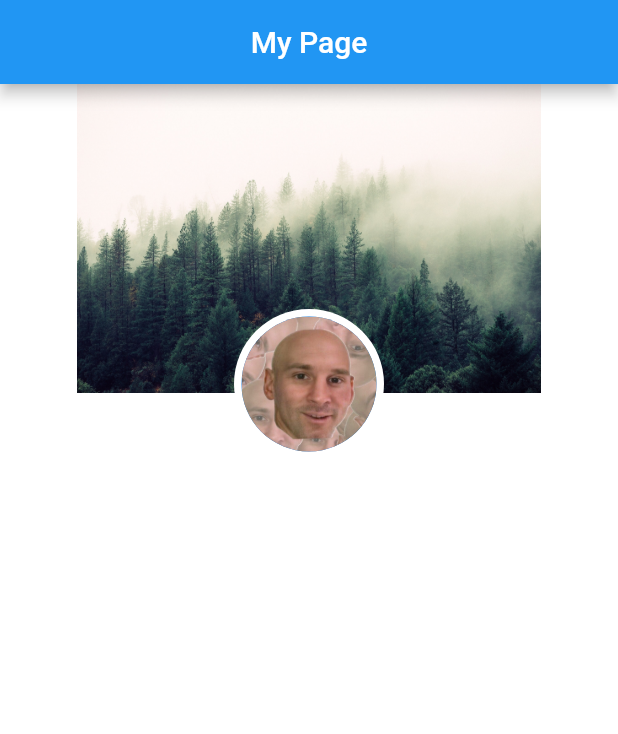
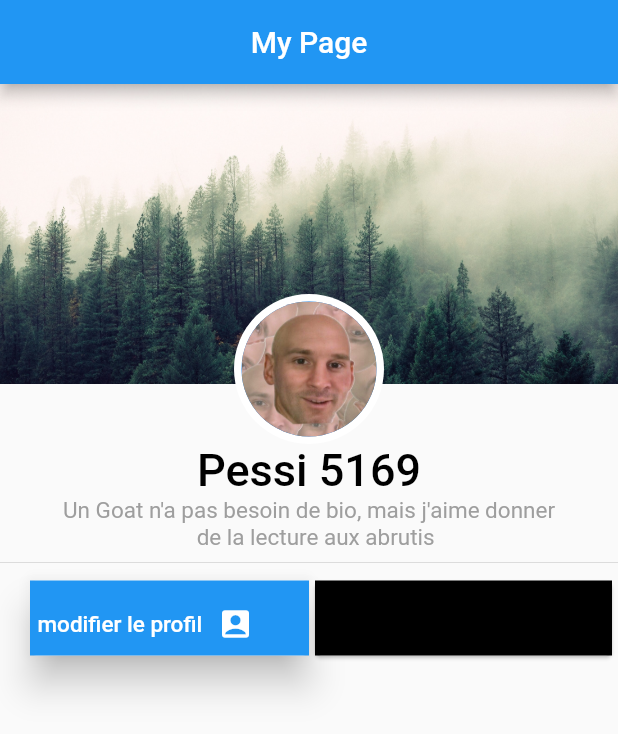
Before and after one commit to Zuhrdev/My-first-Flutter-App, a Flutter app: the screen it shows after launch, on a phone screen of 412 x 824 dp. Shown: the top 734 px of the screen. Run offline on Flutter 3.47's test engine with Material 2 defaults, Android fonts, the phone set to English and light mode, and no system bars.

Commit message:
card size problm

```diff
--- a/firstUI/lib/main.dart
+++ b/firstUI/lib/main.dart
@@ -31,36 +31,61 @@ class HomePage extends StatelessWidget {
         title: const Text("My Page"),
         centerTitle: true,
       ),
-      body: Container(
-          height: size.height,
-          width: size.width,
-          color: Colors.white,
-          alignment: Alignment.topLeft,
-          child: Stack(
-            alignment: Alignment.topCenter,
-            children: [
-              Container(
-                height: size.height/4,
-                width: size.width,
-                decoration: const BoxDecoration(image: DecorationImage(image: AssetImage("images/cover.jpg"),),
-              ),),
-              Padding(padding: EdgeInsets.only(top: 150), child: UnderAvatar(radius: 50),),
-              Padding(padding: EdgeInsets.only(top: 155), child: ProfileAvtar(radius: 45),),
-              Container(
-                height: size.height,
-              )
-            ],
-          //Container(
-           // height: size.height/4,
-            //width: size.width,
-            //decoration: const BoxDecoration(image: DecorationImage(image: AssetImage("images/cover.jpg"),fit: BoxFit.cover)),
-            //child: ProfileAvtar(radius: 40),
-          ),
-
-          //Image.asset("images/cover.jpg", height: 200, width: size.width, fit: BoxFit.cover),
+      body: SingleChildScrollView(
+        child: Column(
+          children: [
+            Stack(
+              alignment: Alignment.topCenter,
+              children: [
+                Image.asset("images/cover.jpg",  height: 200, width: size.width, fit: BoxFit.cover,),
+                Padding(padding: EdgeInsets.only(top: 140), child: UnderAvatar(radius: 50),),
+                Padding(padding: EdgeInsets.only(top: 145), child: ProfileAvtar(radius: 45),)
+              ],
+            ),
+            Text("Pessi 5169", style: TextStyle(color: Colors.black, fontSize: 30, fontWeight: FontWeight.w500)),
+            Text("Un Goat n'a pas besoin de bio, mais j'aime donner\n                        de la lecture aux abrutis", style: TextStyle(color: Colors.grey, fontSize: 15),),
+            Divider(),
+            Row(
+              children: [
+                Expanded(
+                    child : Stack(
+                  alignment: Alignment.topLeft,
+                  children: [
+                    Card(
+                      margin: EdgeInsets.only(left: 20),
+                      elevation: 10,
+                      child: Container(
+                        height: 50,
+                        width: 275,
+                        color: Colors.blue,
+                        alignment: Alignment.topLeft,
+                      ),
+                    ),
+                    Padding(
+                      padding: EdgeInsets.only(top: 20, left: 25),
+                      child: Text(
+                        "modifier le profil",
+                        style: TextStyle(
+                            color: Colors.white,
+                            fontSize: 15,
+                            fontWeight: FontWeight.w500),
+                      ),
+                    ),
+                    Padding(
+                      padding: EdgeInsets.only(top: 17, left: 145),
+                      child: Icon(
+                        Icons.account_box,
+                        color: Colors.white,
+                      ),
+                    )
+                  ],
+                )),
+                Expanded(child: Card(child: Container(height: 50,width: size.width/5,color: Colors.black,),))
+              ],
+            ),
+          ],
+        ),
       ),
-
-      //child: fromAsset(height: 200, width: size.width, path: "images/cover.jpg"),
       //),
     );
   }
```
